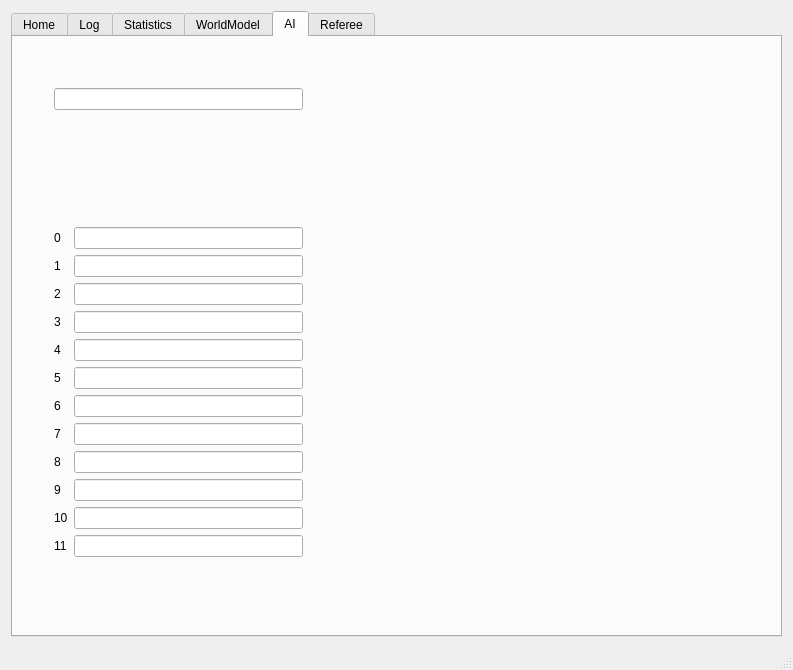
Before: the Qt Designer form src/ui/mainwindow.ui in KN2C/KN2C-SSL, drawn with Qt 5.
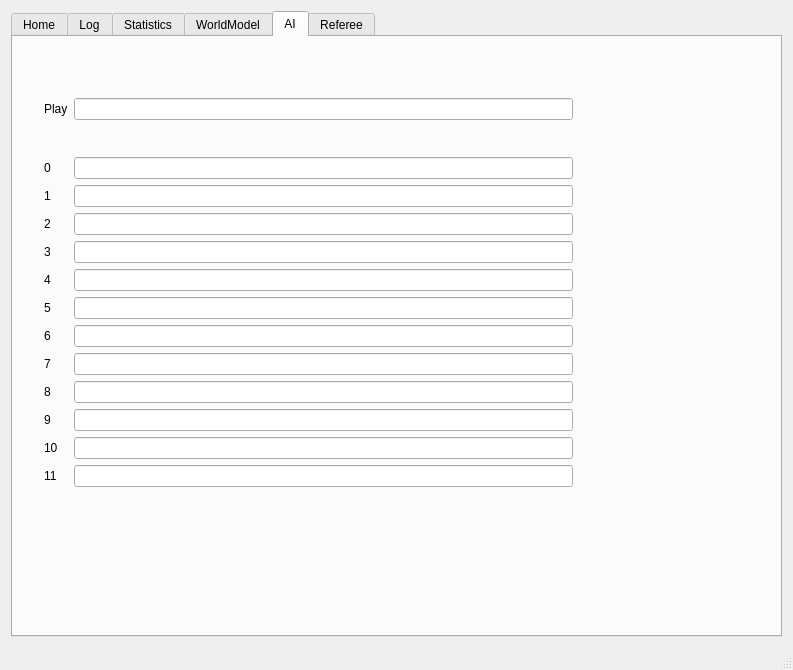
After: the same form once the commit is applied. Icons and pictures are not drawn.

Diff of the .ui file:
```diff
--- a/src/ui/mainwindow.ui
+++ b/src/ui/mainwindow.ui
@@ -565,152 +565,155 @@
        <widget class="QWidget" name="">
         <property name="geometry">
          <rect>
-          <x>30</x>
-          <y>40</y>
-          <width>271</width>
-          <height>491</height>
+          <x>20</x>
+          <y>50</y>
+          <width>551</width>
+          <height>411</height>
          </rect>
         </property>
-        <layout class="QVBoxLayout" name="verticalLayout_12">
-         <item>
-          <widget class="QLineEdit" name="txtPlay"/>
-         </item>
-         <item>
-          <spacer name="verticalSpacer_9">
-           <property name="orientation">
-            <enum>Qt::Vertical</enum>
-           </property>
-           <property name="sizeHint" stdset="0">
-            <size>
-             <width>20</width>
-             <height>40</height>
-            </size>
-           </property>
-          </spacer>
-         </item>
-         <item>
           <layout class="QFormLayout" name="formLayout_3">
            <item row="0" column="0">
+          <widget class="QLabel" name="label_28">
+           <property name="text">
+            <string>Play</string>
+           </property>
+          </widget>
+         </item>
+         <item row="0" column="1">
+          <widget class="QLineEdit" name="txtPlay"/>
+         </item>
+         <item row="2" column="0">
             <widget class="QLabel" name="label_16">
              <property name="text">
               <string>0</string>
              </property>
             </widget>
            </item>
-           <item row="0" column="1">
+         <item row="2" column="1">
             <widget class="QLineEdit" name="txtTactic_0"/>
            </item>
-           <item row="1" column="0">
+         <item row="3" column="0">
             <widget class="QLabel" name="label_17">
              <property name="text">
               <string>1</string>
              </property>
             </widget>
            </item>
-           <item row="1" column="1">
+         <item row="3" column="1">
             <widget class="QLineEdit" name="txtTactic_1"/>
            </item>
-           <item row="2" column="0">
+         <item row="4" column="0">
             <widget class="QLabel" name="label_18">
              <property name="text">
               <string>2</string>
              </property>
             </widget>
            </item>
-           <item row="2" column="1">
+         <item row="4" column="1">
             <widget class="QLineEdit" name="txtTactic_2"/>
            </item>
-           <item row="3" column="0">
+         <item row="5" column="0">
             <widget class="QLabel" name="label_19">
              <property name="text">
               <string>3</string>
              </property>
             </widget>
            </item>
-           <item row="3" column="1">
+         <item row="5" column="1">
             <widget class="QLineEdit" name="txtTactic_3"/>
            </item>
-           <item row="4" column="0">
+         <item row="6" column="0">
             <widget class="QLabel" name="label_20">
              <property name="text">
               <string>4</string>
              </property>
             </widget>
            </item>
-           <item row="4" column="1">
+         <item row="6" column="1">
             <widget class="QLineEdit" name="txtTactic_4"/>
            </item>
-           <item row="5" column="0">
+         <item row="7" column="0">
             <widget class="QLabel" name="label_21">
              <property name="text">
               <string>5</string>
              </property>
             </widget>
            </item>
-           <item row="5" column="1">
+         <item row="7" column="1">
             <widget class="QLineEdit" name="txtTactic_5"/>
            </item>
-           <item row="6" column="0">
+         <item row="8" column="0">
             <widget class="QLabel" name="label_22">
              <property name="text">
               <string>6</string>
              </property>
             </widget>
            </item>
-           <item row="6" column="1">
+         <item row="8" column="1">
             <widget class="QLineEdit" name="txtTactic_6"/>
            </item>
-           <item row="7" column="0">
+         <item row="9" column="0">
             <widget class="QLabel" name="label_23">
              <property name="text">
               <string>7</string>
              </property>
             </widget>
            </item>
-           <item row="7" column="1">
+         <item row="9" column="1">
             <widget class="QLineEdit" name="txtTactic_7"/>
            </item>
-           <item row="8" column="0">
+         <item row="10" column="0">
             <widget class="QLabel" name="label_24">
              <property name="text">
               <string>8</string>
              </property>
             </widget>
            </item>
-           <item row="8" column="1">
+         <item row="10" column="1">
             <widget class="QLineEdit" name="txtTactic_8"/>
            </item>
-           <item row="9" column="0">
+         <item row="11" column="0">
             <widget class="QLabel" name="label_25">
              <property name="text">
               <string>9</string>
              </property>
             </widget>
            </item>
-           <item row="9" column="1">
+         <item row="11" column="1">
             <widget class="QLineEdit" name="txtTactic_9"/>
            </item>
-           <item row="10" column="0">
+         <item row="12" column="0">
             <widget class="QLabel" name="label_26">
              <property name="text">
               <string>10</string>
              </property>
             </widget>
            </item>
-           <item row="10" column="1">
+         <item row="12" column="1">
             <widget class="QLineEdit" name="txtTactic_10"/>
            </item>
-           <item row="11" column="0">
+         <item row="13" column="0">
             <widget class="QLabel" name="label_27">
              <property name="text">
               <string>11</string>
              </property>
             </widget>
            </item>
-           <item row="11" column="1">
+         <item row="13" column="1">
             <widget class="QLineEdit" name="txtTactic_11"/>
            </item>
-          </layout>
+         <item row="1" column="1">
+          <spacer name="verticalSpacer_9">
+           <property name="orientation">
+            <enum>Qt::Vertical</enum>
+           </property>
+           <property name="sizeHint" stdset="0">
+            <size>
+             <width>20</width>
+             <height>40</height>
+            </size>
+           </property>
+          </spacer>
          </item>
         </layout>
        </widget>
```
Lines whose indentation alone changed are shown as unchanged.
